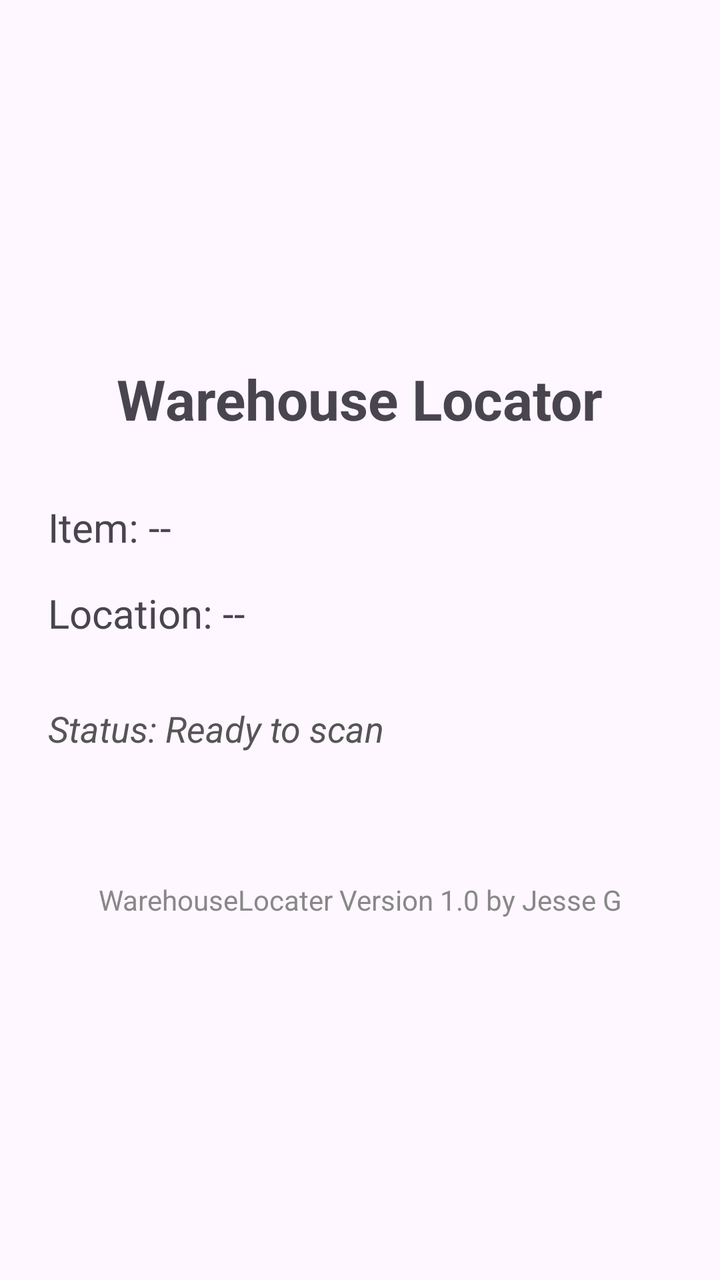
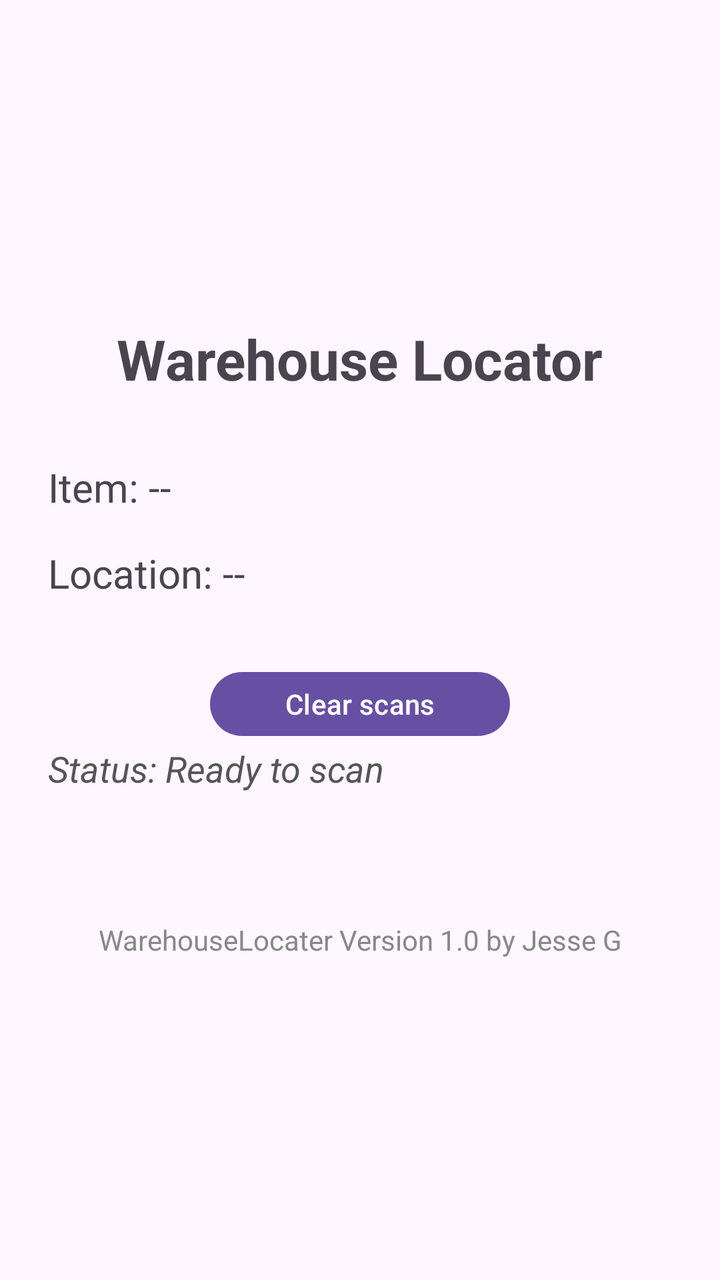

The first picture is an Android layout as it rendered before a commit; the second is the same layout after the commit. The layout source and the unified diff follow.
<!-- AndroidManifest.xml: application theme Theme.WarehouseLocationScanner -->
<!-- res/layout/activity_main.xml -->
<?xml version="1.0" encoding="utf-8"?>
<LinearLayout xmlns:android="http://schemas.android.com/apk/res/android"
    android:id="@+id/main"
    android:layout_width="match_parent"
    android:layout_height="match_parent"
    android:orientation="vertical"
    android:padding="24dp"
    android:gravity="center">

    <TextView
        android:layout_width="wrap_content"
        android:layout_height="wrap_content"
        android:text="Warehouse Locator"
        android:textSize="28sp"
        android:textStyle="bold"
        android:layout_marginBottom="32dp" />

    <TextView
        android:id="@+id/tvItem"
        android:layout_width="match_parent"
        android:layout_height="wrap_content"
        android:text="Item: --"
        android:textSize="20sp"
        android:layout_marginBottom="16dp" />

    <TextView
        android:id="@+id/tvLocation"
        android:layout_width="match_parent"
        android:layout_height="wrap_content"
        android:text="Location: --"
        android:textSize="20sp"
        android:layout_marginBottom="32dp" />

    <TextView
        android:id="@+id/tvStatus"
        android:layout_width="match_parent"
        android:layout_height="wrap_content"
        android:text="Status: Ready to scan"
        android:textSize="18sp"
        android:textStyle="italic"
        android:textColor="#555555" />
    
    <TextView
        android:layout_width="match_parent"
        android:layout_height="wrap_content"
        android:text="WarehouseLocater Version 1.0 by Jesse G"
        android:textAlignment="center"
        android:textSize="14sp"
        android:textColor="#888888"
        android:layout_marginTop="32dp"
        android:paddingTop="32dp" />

</LinearLayout>
<!-- resources referenced by this layout -->
<resources>
  <style name="Theme.WarehouseLocationScanner" parent="Base.Theme.WarehouseLocationScanner" />
  <style name="Base.Theme.WarehouseLocationScanner" parent="Theme.Material3.DayNight.NoActionBar">
          
          
      </style>
</resources>

<!-- the commit's change to res/layout/activity_main.xml (unified diff, before → after) -->
@@ -31,6 +31,11 @@
         android:textSize="20sp"
         android:layout_marginBottom="32dp" />
 
+    <Button
+        android:layout_width="150dp"
+        android:layout_height="40dp"
+        android:id="@+id/btnClear"
+        android:text="Clear scans" />
     <TextView
         android:id="@+id/tvStatus"
         android:layout_width="match_parent"
@@ -39,15 +44,15 @@
         android:textSize="18sp"
         android:textStyle="italic"
         android:textColor="#555555" />
-    
+
     <TextView
         android:layout_width="match_parent"
         android:layout_height="wrap_content"
+        android:layout_marginTop="32dp"
+        android:paddingTop="32dp"
         android:text="WarehouseLocater Version 1.0 by Jesse G"
         android:textAlignment="center"
-        android:textSize="14sp"
         android:textColor="#888888"
-        android:layout_marginTop="32dp"
-        android:paddingTop="32dp" />
+        android:textSize="14sp" />
 
 </LinearLayout>
